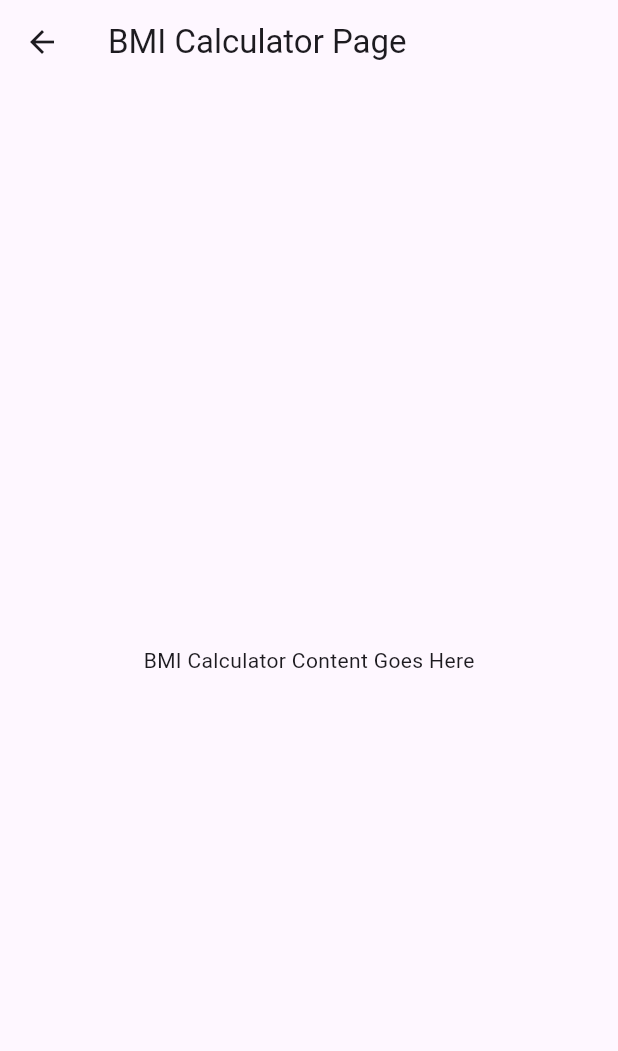
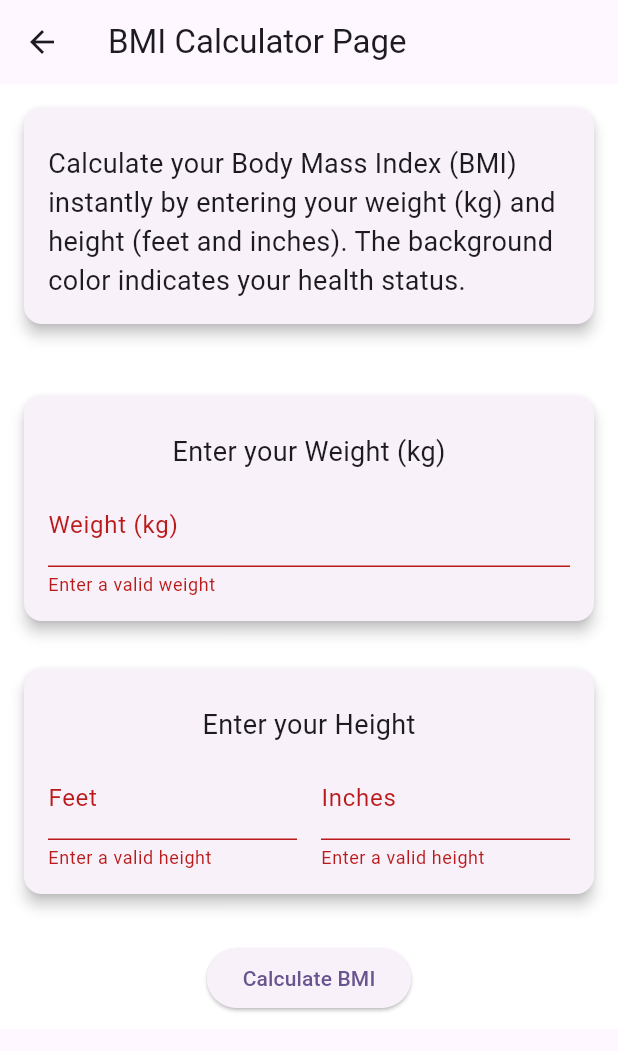
Before and after one commit to ishashankmittal/Super-App, a Flutter app: the BMIPage screen opened by its route, on a phone screen of 412 x 824 dp. Shown: the top 1051 px of the screen. Run offline on Flutter 3.47's test engine with Material 2 defaults, Android fonts, the phone set to English and light mode, and no system bars; our stand-ins replace image_picker, percent_indicator.

Commit message:
BMI Calculator Added

```diff
--- /dev/null
+++ b/lib/config.dart
@@ -0,0 +1,4 @@
+class AppConfig{
+  static const String applicationId="d8422449";
+  static const String applicationKey="bb2390734c416121610a9f282b3fd7c3";
+}
--- a/lib/main.dart
+++ b/lib/main.dart
@@ -1,6 +1,8 @@
 import 'package:flutter/material.dart';
+import 'package:super_app/views/dev_home.dart';
 import 'package:super_app/views/recipes_home.dart';
 import 'package:super_app/views/plant_doctor_home.dart';
+import 'package:super_app/views/bmi_home.dart';
 
 void main() {
   runApp(const MyApp());
@@ -22,6 +24,7 @@ class MyApp extends StatelessWidget {
         '/recipes': (context) => RecipesHome(),
         '/doctor': (context) => PlantDoctorHome(),
         '/bmi': (context) => BMIPage(),
+        '/dev': (context) => Developer(),
       },
     );
   }
@@ -62,6 +65,12 @@ class MyHomePage extends StatelessWidget {
                 Navigator.pushNamed(context, '/bmi');
               },
             ),
+            CustomCard(
+              title: 'Developer Info',
+              onTap: () {
+                Navigator.pushNamed(context, '/dev');
+              },
+            ),
           ],
         ),
       ),
@@ -95,18 +104,3 @@ class CustomCard extends StatelessWidget {
     );
   }
 }
-
-
-class BMIPage extends StatelessWidget {
-  @override
-  Widget build(BuildContext context) {
-    return Scaffold(
-      appBar: AppBar(
-        title: Text('BMI Calculator Page'),
-      ),
-      body: Center(
-        child: Text('BMI Calculator Content Goes Here'),
-      ),
-    );
-  }
-}
--- /dev/null
+++ b/lib/views/bmi_home.dart
@@ -0,0 +1,248 @@
+import 'package:flutter/material.dart';
+
+class BMIPage extends StatefulWidget {
+  const BMIPage({Key? key}) : super(key: key);
+
+  @override
+  State<BMIPage> createState() => _BMIPageState();
+}
+
+class _BMIPageState extends State<BMIPage> {
+  TextEditingController weightController = TextEditingController();
+  TextEditingController feetController = TextEditingController();
+  TextEditingController inchesController = TextEditingController();
+  double bmi = 0.0;
+  String bmiCategory = '';
+  var bgColor=Colors.white;
+  var cardBg;
+
+  @override
+  void dispose() {
+    weightController.dispose();
+    feetController.dispose();
+    inchesController.dispose();
+    super.dispose();
+  }
+
+  @override
+  Widget build(BuildContext context) {
+    return Scaffold(
+      appBar: AppBar(
+        title: Text('BMI Calculator Page'),
+      ),
+      body: Container(
+        color: bgColor,
+        child: SingleChildScrollView(
+          child: Column(
+            children: [
+              Container(
+                width: MediaQuery.of(context).size.width,
+                child: Card(
+                  color: cardBg,
+                  elevation: 4,
+                  margin: EdgeInsets.all(16),
+                  child: Padding(
+                    padding: const EdgeInsets.all(16.0),
+                    child: Column(
+                      children: [
+                        SizedBox(height: 8),
+                        Text(
+                          'Calculate your Body Mass Index (BMI) instantly by entering your weight (kg) and height (feet and inches). The background color indicates your health status.',
+                          style: TextStyle(fontSize: 18),
+                        ),
+                      ],
+                    ),
+                  ),
+                ),
+              ),
+              SizedBox(height: 16),
+              if (bmi > 0)
+                Container(
+                  width: MediaQuery.of(context).size.width,
+                  child: Card(
+                    color: cardBg,
+                    elevation: 4,
+                    margin: EdgeInsets.all(16),
+                    child: Padding(
+                      padding: const EdgeInsets.all(16.0),
+                      child: Column(
+                        children: [
+                          SizedBox(height: 8),
+                          Text(
+                            'Your BMI Result',
+                            style: TextStyle(
+                              fontSize: 20,
+                              fontWeight: FontWeight.bold,
+                            ),
+                          ),
+                          SizedBox(height: 10),
+                          Text(
+                            '${bmi.toStringAsFixed(2)}',
+                            style: TextStyle(fontSize: 20, fontWeight: FontWeight.bold),
+                          ),
+                          SizedBox(height: 10),
+                          Text(
+                            'You are $bmiCategory.',
+                            style: TextStyle(fontSize: 20, fontWeight: FontWeight.bold),
+                          ),
+                        ],
+                      ),
+                    ),
+                  ),
+                ),
+              // Weight Input Card
+              Card(
+                color: cardBg,
+                elevation: 4,
+                margin: EdgeInsets.all(16),
+                child: Padding(
+                  padding: const EdgeInsets.all(16.0),
+                  child: Column(
+                    children: [
+                      SizedBox(height: 8),
+                      Text(
+                        'Enter your Weight (kg)',
+                        style: TextStyle(fontSize: 18),
+                      ),
+                      SizedBox(height: 8),
+                      TextField(
+                        controller: weightController,
+                        keyboardType: TextInputType.number,
+                        decoration: InputDecoration(
+                          labelText: 'Weight (kg)',
+                          errorText: _validateInput(weightController.text)
+                              ? null
+                              : 'Enter a valid weight',
+                        ),
+                      ),
+                    ],
+                  ),
+                ),
+              ),
+              // Height Input Card
+              Card(
+                color: cardBg,
+                elevation: 4,
+                margin: EdgeInsets.all(16),
+                child: Padding(
+                  padding: const EdgeInsets.all(16.0),
+                  child: Column(
+                    children: [
+                      SizedBox(height: 8),
+                      Text(
+                        'Enter your Height',
+                        style: TextStyle(fontSize: 18),
+                      ),
+                      SizedBox(height: 8),
+                      Row(
+                        mainAxisAlignment: MainAxisAlignment.spaceEvenly,
+                        children: [
+                          Expanded(
+                            child: TextField(
+                              controller: feetController,
+                              keyboardType: TextInputType.number,
+                              decoration: InputDecoration(
+                                labelText: 'Feet',
+                                errorText: _validateInput(feetController.text)
+                                    ? null
+                                    : 'Enter a valid height',
+                              ),
+                            ),
+                          ),
+                          SizedBox(width: 16),
+                          Expanded(
+                            child: TextField(
+                              controller: inchesController,
+                              keyboardType: TextInputType.number,
+                              decoration: InputDecoration(
+                                labelText: 'Inches',
+                                errorText: _validateInput(inchesController.text)
+                                    ? null
+                                    : 'Enter a valid height',
+                              ),
+                            ),
+                          ),
+                        ],
+                      ),
+                    ],
+                  ),
+                ),
+              ),
+              SizedBox(height: 16),
+              // Calculate BMI Button
+              Container(
+                child: ElevatedButton(
+                  style: ButtonStyle(
+                    // backgroundColor: MaterialStateProperty.all<Color>(cardBg),
+                  ),
+                  onPressed: () {
+                    calculateBMI();
+                  },
+                  child: Text('Calculate BMI'),
+                ),
+              ),
+              SizedBox(height: 10),
+            ],
+          ),
+        ),
+      ),
+    );
+  }
+
+  bool _validateInput(String input) {
+    return double.tryParse(input) != null;
+  }
+
+  void calculateBMI() {
+    if (_validateInput(weightController.text) &&
+        _validateInput(feetController.text) &&
+        _validateInput(inchesController.text)) {
+      // Convert input to numeric values
+      double weight = double.parse(weightController.text);
+      int feet = int.parse(feetController.text);
+      int inches = int.parse(inchesController.text);
+
+      // Convert height to meters
+      double heightInMeters = (feet * 12 + inches) * 0.0254;
+
+      // Calculate BMI
+      double calculatedBMI = weight / (heightInMeters * heightInMeters);
+
+      setState(() {
+        bmi = calculatedBMI;
+        bmiCategory = getBMICategory(calculatedBMI);
+      });
+    } else {
+      // Show an error message if input is invalid
+      setState(() {
+        bmi = 0.0;
+        bmiCategory = '';
+      });
+      ScaffoldMessenger.of(context).showSnackBar(
+        SnackBar(
+          content: Text('Please enter valid weight and height.'),
+        ),
+      );
+    }
+  }
+
+  String getBMICategory(double bmi) {
+    if (bmi < 18.5) {
+      bgColor=Colors.blue.shade300;
+      cardBg=Colors.blue.shade100;
+      return 'Underweight';
+    } else if (bmi >= 18.5 && bmi <= 24.9) {
+      bgColor=Colors.green.shade300;
+      cardBg=Colors.green.shade100;
+      return 'Healthy';
+    } else if (bmi >= 25.0 && bmi <= 29.9) {
+      bgColor=Colors.orange.shade300;
+      cardBg=Colors.orange.shade100;
+      return 'Overweight';
+    } else {
+      bgColor=Colors.red.shade300;
+      cardBg=Colors.red.shade100;
+      return 'Obese';
+    }
+  }
+}
--- a/lib/views/plant_doctor_home.dart
+++ b/lib/views/plant_doctor_home.dart
@@ -28,7 +28,9 @@ class _PlantDoctorHomeState extends State<PlantDoctorHome> {
         child: Column(
           children: [
             // Feature Information Card
-            Card(
+            Container(
+              width: MediaQuery.of(context).size.width,
+              child: Card(
                 elevation: 4,
                 margin: EdgeInsets.all(16),
                 child: Padding(
@@ -41,6 +43,7 @@ class _PlantDoctorHomeState extends State<PlantDoctorHome> {
                         style: TextStyle(fontSize: 18),
                       ),
                     ],
+                  ),
                 ),
               ),
             ),
--- a/pubspec.yaml
+++ b/pubspec.yaml
@@ -66,7 +66,7 @@ flutter:
   uses-material-design: true
 
 assets:
-  - assets/
+  - assets/my_image.jpg
   #   - images/a_dot_ham.jpeg
 
   # An image asset can refer to one or more resolution-specific "variants", see
```
Also changed, not shown: lib/models/recipe_model.dart (+22 -4 lines), lib/views/dev_home.dart (added, +73 -0 lines), lib/views/recipes_home.dart (+4 -5 lines), assets/my_image.jpg (added), lib/views/recipes_view.dart (deleted), 1 other file. Lines whose indentation alone changed are shown as unchanged.
